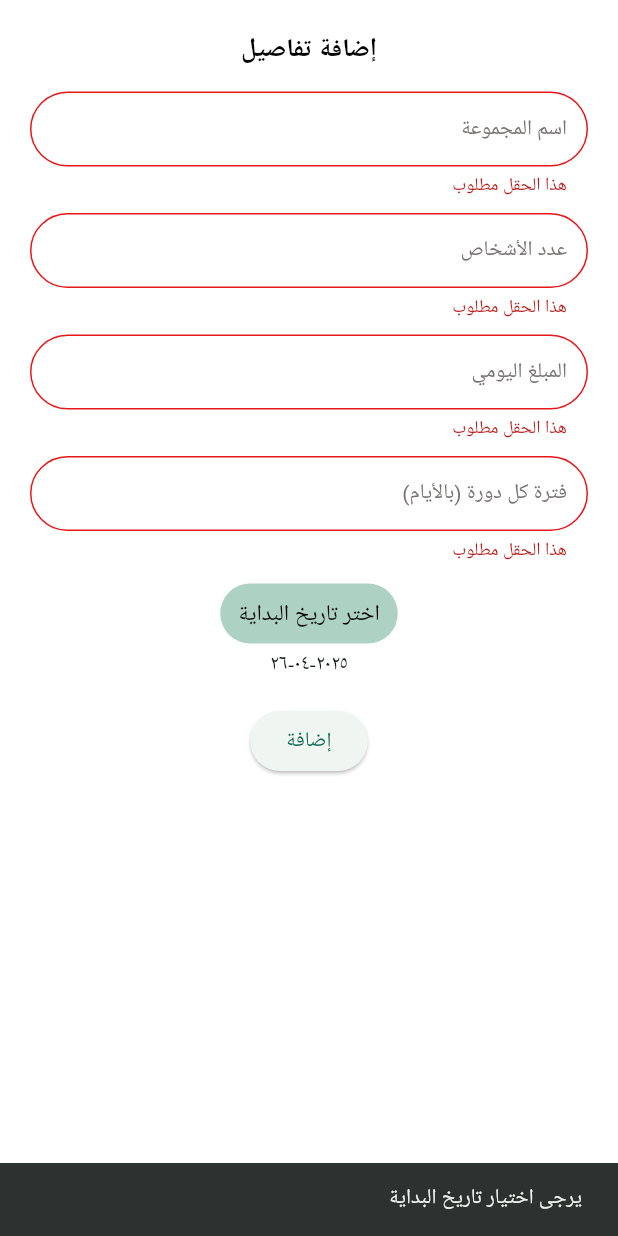
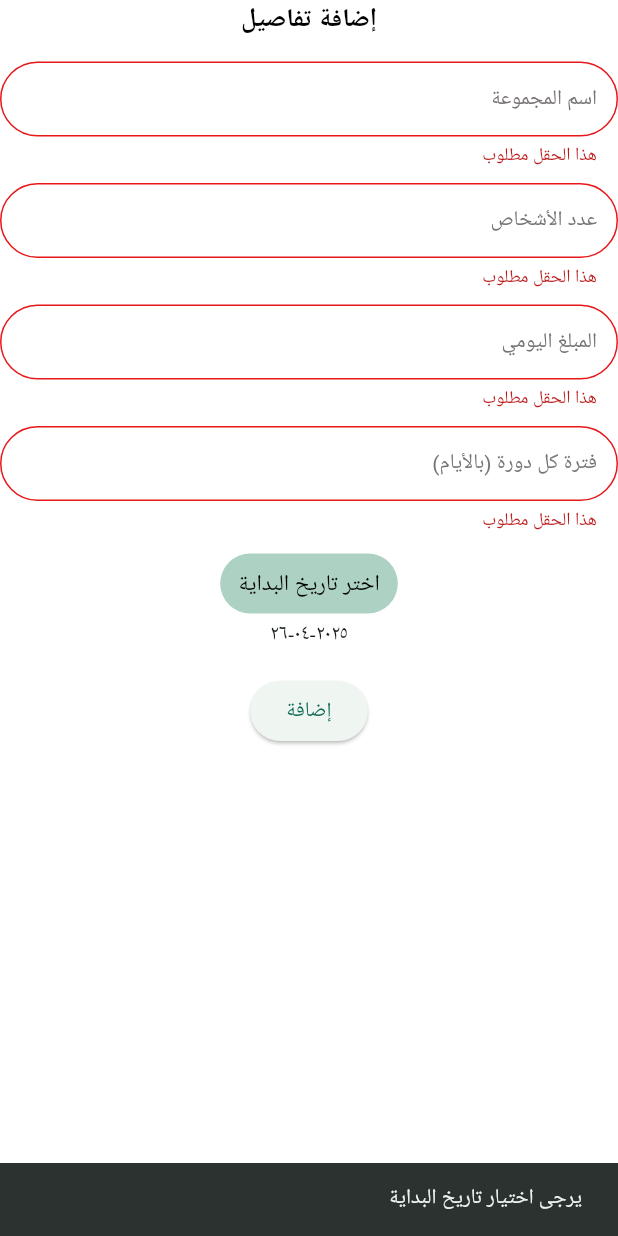
Before and after one commit to Ahmed-AbdElmnaem/dorak-app, a Flutter app: the CustomBottomSheet widget shown alone on an empty page, opened directly with empty values, after a tap on "إضافة", on a phone screen of 412 x 824 dp. Run offline on Flutter 3.47's test engine with Material 3 defaults, Android fonts, the phone set to English and light mode, and no system bars; our stand-ins replace animate_do, easy_localization, firebase_core, local_auth; accounts and stored records are empty.

```diff
--- a/lib/features/home/ui/widget/custom_bottom_sheet.dart
+++ b/lib/features/home/ui/widget/custom_bottom_sheet.dart
@@ -1,3 +1,4 @@
+import 'package:dorak_app/core/helpers/extension.dart';
 import 'package:dorak_app/core/routing/routes.dart';
 import 'package:dorak_app/core/theming/color_manager.dart';
 import 'package:dorak_app/core/theming/styles.dart';
@@ -33,24 +34,32 @@ class _CustomBottomSheetState extends State<CustomBottomSheet> {
   DateTime? startDate;
   final GlobalKey<FormState> formKey = GlobalKey<FormState>();
 
+  disose() {
+    widget.nameController.dispose();
+    widget.membersController.dispose();
+    widget.dailyAmountController.dispose();
+    widget.cycleDaysController.dispose();
+    super.dispose();
+  }
+
   @override
   Widget build(BuildContext context) {
-    return GestureDetector(
-      onTap: () => FocusScope.of(context).unfocus(),
-      behavior: HitTestBehavior.opaque,
-      child: Padding(
-        padding: EdgeInsets.symmetric(horizontal: 20.0, vertical: 20.0),
+    return Padding(
+      padding: EdgeInsets.only(
+        bottom: MediaQuery.of(context).viewInsets.bottom,
+      ),
+      child: SingleChildScrollView(
         child: Form(
           key: formKey,
-          child: SingleChildScrollView(
           child: Column(
+            mainAxisSize: MainAxisSize.max,
             children: [
               Text(
                 "إضافة تفاصيل",
                 style: Styles.font17W700,
                 textAlign: TextAlign.center,
               ),
-                const SizedBox(height: 16),
+              16.0.h,
               _buildTextFormField(
                 controller: widget.nameController,
                 hintText: "اسم المجموعة",
@@ -66,7 +75,7 @@ class _CustomBottomSheetState extends State<CustomBottomSheet> {
               _buildTextFormField(
                 controller: widget.dailyAmountController,
                 hintText: "المبلغ اليومي",
-                  keyboardType: TextInputType.numberWithOptions(decimal: true),
+                keyboardType: TextInputType.number,
               ),
               const SizedBox(height: 10),
               _buildTextFormField(
@@ -88,7 +97,6 @@ class _CustomBottomSheetState extends State<CustomBottomSheet> {
           ),
         ),
       ),
-      ),
     );
   }
 
@@ -101,7 +109,6 @@ class _CustomBottomSheetState extends State<CustomBottomSheet> {
       controller: controller,
       hintText: hintText,
       keyboardType: keyboardType,
-      textInputAction: TextInputAction.next,
       validator: (v) => v?.isEmpty ?? true ? "هذا الحقل مطلوب" : null,
     );
   }
@@ -188,12 +195,15 @@ class _CustomBottomSheetState extends State<CustomBottomSheet> {
       endDate: startDate!.add(Duration(days: cycleDays * membersCount)),
     );
 
-    // إرسال البيانات إلى الصفحة التالية
     widget.onGroupAdded(group);
     Navigator.pushNamed(
       context,
       Routes.groupDetails,
       arguments: GroupDetailsArgs(group: group, paymentDates: paymentDates),
     );
+    widget.nameController.clear();
+    widget.membersController.clear();
+    widget.dailyAmountController.clear();
+    widget.cycleDaysController.clear();
   }
 }
--- a/lib/features/home/ui/widget/group_item_widget.dart
+++ b/lib/features/home/ui/widget/group_item_widget.dart
@@ -29,7 +29,7 @@ class GroupItemWidget extends StatelessWidget {
           padding: const EdgeInsets.all(20.0),
           margin: const EdgeInsets.symmetric(horizontal: 20.0, vertical: 10.0),
           decoration: BoxDecoration(
-            color: ColorManager.mainColor, // استبدل بـ ColorManager.mainColor
+            color: ColorManager.mainColor,
             borderRadius: BorderRadius.circular(12.0),
             boxShadow: [
               BoxShadow(
--- a/lib/main.dart
+++ b/lib/main.dart
@@ -1,11 +1,16 @@
 import 'package:dorak_app/core/routing/app_router.dart';
 import 'package:dorak_app/core/routing/routes.dart';
 import 'package:dorak_app/core/theming/color_manager.dart';
+import 'package:dorak_app/firebase_options.dart';
 import 'package:easy_localization/easy_localization.dart';
+import 'package:firebase_core/firebase_core.dart';
 import 'package:flutter/material.dart';
 
 void main() async {
   WidgetsFlutterBinding.ensureInitialized();
+  WidgetsFlutterBinding.ensureInitialized();
+
+  await Firebase.initializeApp(options: DefaultFirebaseOptions.currentPlatform);
   await EasyLocalization.ensureInitialized();
   runApp(
     EasyLocalization(
--- a/pubspec.yaml
+++ b/pubspec.yaml
@@ -30,12 +30,16 @@ environment:
 dependencies:
   flutter:
     sdk: flutter
+  firebase_core: ^3.13.0 # مكتبة أساسية ل Firebase
+  firebase_auth: ^5.5.2 # مكتبة Firebase Authentication
+  cloud_firestore: ^5.6.6 # مكتبة Firebase Firestore
 
   # The following adds the Cupertino Icons font to your application.
   # Use with the CupertinoIcons class for iOS style icons.
   cupertino_icons: ^1.0.8
   easy_localization: ^3.0.7+1
   animate_do: ^4.2.0
+  local_auth: ^2.3.0
 
 dev_dependencies:
   flutter_test:
```
Also changed, not shown: lib/features/group_details/ui/screens/group_details_screen.dart (+101 -6 lines), lib/features/home/ui/screens/home_screen.dart (+11 -4 lines), firebase.json (added), lib/firebase_options.dart (added), pubspec.lock, 8 other files. Lines whose indentation alone changed are shown as unchanged.
